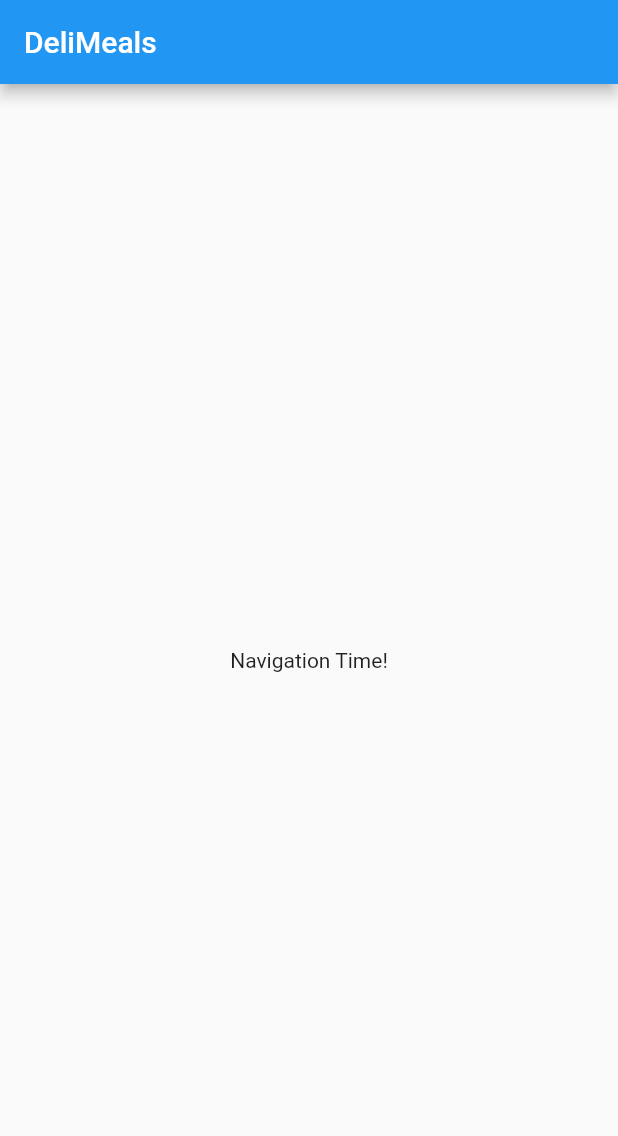
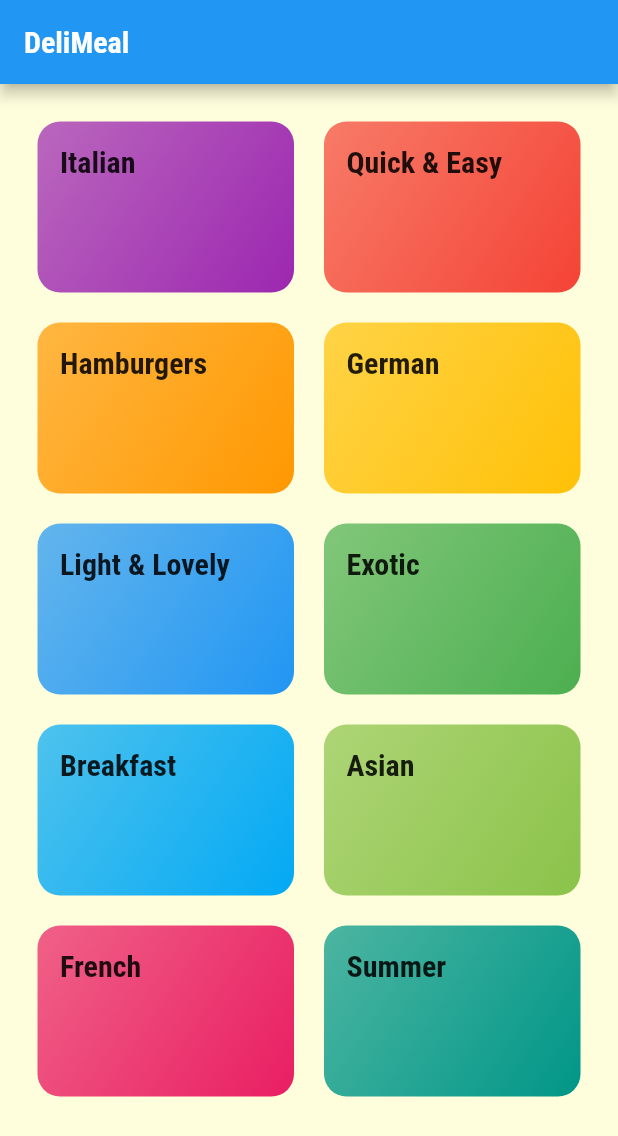
Before and after one commit to sanchoco/meals_app, a Flutter app: the screen it shows after launch, on a phone screen of 412 x 824 dp. Shown: the top 1136 px of the screen. Run offline on Flutter 3.47's test engine with Material 2 defaults, Android fonts, the phone set to English and light mode, and no system bars.

Commit message:
add font, grid menu

```diff
--- /dev/null
+++ b/lib/categories_screen.dart
@@ -0,0 +1,26 @@
+import 'package:flutter/material.dart';
+import 'package:meals_app/category_item.dart';
+import 'package:meals_app/dummy_data.dart';
+
+class CategoriesScreen extends StatelessWidget {
+  const CategoriesScreen({Key? key}) : super(key: key);
+
+  @override
+  Widget build(BuildContext context) {
+    return Scaffold(
+      appBar: AppBar(
+        title: const Text('DeliMeal'),
+      ),
+      body: GridView(
+        padding: const EdgeInsets.all(25),
+        gridDelegate: const SliverGridDelegateWithMaxCrossAxisExtent(
+          maxCrossAxisExtent: 200,
+          childAspectRatio: 3 / 2,
+          crossAxisSpacing: 20,
+          mainAxisSpacing: 20,
+        ),
+        children: DUMMY_CATEGORIES.map((catData) => CategoryItem(catData.title, catData.color)).toList(),
+      ),
+    );
+  }
+}
--- /dev/null
+++ b/lib/category_item.dart
@@ -0,0 +1,29 @@
+import 'package:flutter/material.dart';
+
+class CategoryItem extends StatelessWidget {
+  final String title;
+  final Color color;
+
+  CategoryItem(this.title, this.color);
+
+  @override
+  Widget build(BuildContext context) {
+    return Container(
+      padding: const EdgeInsets.all(15),
+      child: Text(
+        title,
+        style: Theme.of(context).textTheme.headline6,
+      ),
+      decoration: BoxDecoration(
+          gradient: LinearGradient(
+            colors: [
+              color.withOpacity(0.7),
+              color,
+            ],
+            begin: Alignment.topLeft,
+            end: Alignment.bottomRight,
+          ),
+          borderRadius: BorderRadius.circular(15)),
+    );
+  }
+}
--- /dev/null
+++ b/lib/dummy_data.dart
@@ -0,0 +1,56 @@
+import 'package:flutter/material.dart';
+
+import './models/category.dart';
+
+const DUMMY_CATEGORIES = [
+  Category(
+    id: 'c1',
+    title: 'Italian',
+    color: Colors.purple,
+  ),
+  Category(
+    id: 'c2',
+    title: 'Quick & Easy',
+    color: Colors.red,
+  ),
+  Category(
+    id: 'c3',
+    title: 'Hamburgers',
+    color: Colors.orange,
+  ),
+  Category(
+    id: 'c4',
+    title: 'German',
+    color: Colors.amber,
+  ),
+  Category(
+    id: 'c5',
+    title: 'Light & Lovely',
+    color: Colors.blue,
+  ),
+  Category(
+    id: 'c6',
+    title: 'Exotic',
+    color: Colors.green,
+  ),
+  Category(
+    id: 'c7',
+    title: 'Breakfast',
+    color: Colors.lightBlue,
+  ),
+  Category(
+    id: 'c8',
+    title: 'Asian',
+    color: Colors.lightGreen,
+  ),
+  Category(
+    id: 'c9',
+    title: 'French',
+    color: Colors.pink,
+  ),
+  Category(
+    id: 'c10',
+    title: 'Summer',
+    color: Colors.teal,
+  ),
+];
--- a/lib/main.dart
+++ b/lib/main.dart
@@ -1,4 +1,5 @@
 import 'package:flutter/material.dart';
+import 'package:meals_app/categories_screen.dart';
 
 void main() {
   runApp(MyApp());
@@ -8,23 +9,19 @@ class MyApp extends StatelessWidget {
   @override
   Widget build(BuildContext context) {
     return MaterialApp(
-      title: 'Meals App',
-      home: MyHomePage(),
+      title: 'DeliMeals',
+      theme: ThemeData(
+        primaryColor: Colors.indigo,
+        accentColor: Colors.amber,
+        canvasColor: Color.fromRGBO(255, 254, 220, 1),
+        fontFamily: 'Raleway',
+        textTheme: ThemeData.light().textTheme.copyWith(
+              bodyText1: TextStyle(color: Color.fromRGBO(20, 51, 51, 1)),
+              bodyText2: TextStyle(color: Color.fromRGBO(20, 51, 51, 1)),
+              headline6: TextStyle(fontSize: 20, fontFamily: 'RobotoCondensed', fontWeight: FontWeight.bold),
+            ),
+      ),
+      home: CategoriesScreen(),
     );
   }
 }
-
-class MyHomePage extends StatefulWidget {
-  @override
-  State<MyHomePage> createState() => _MyHomePageState();
-}
-
-class _MyHomePageState extends State<MyHomePage> {
-  @override
-  Widget build(BuildContext context) {
-    return Scaffold(
-      appBar: AppBar(title: Text('DeliMeals')),
-      body: Center(child: Text('Navigation Time!')),
-    );
-  }
-}
--- /dev/null
+++ b/lib/models/category.dart
@@ -0,0 +1,9 @@
+import 'package:flutter/material.dart';
+
+class Category {
+  final String id;
+  final String title;
+  final Color color;
+
+  const Category({required this.id, required this.title, this.color = Colors.orange});
+}
```
Also changed, not shown: pubspec.yaml (+17 -6 lines), assets/fonts/Raleway-Black.ttf (added), assets/fonts/Raleway-Bold.ttf (added), assets/fonts/Raleway-Regular.ttf (added), assets/fonts/RobotoCondensed-Bold.ttf (added), assets/fonts/RobotoCondensed-Italic.ttf (added), assets/fonts/RobotoCondensed-Light.ttf (added), assets/fonts/RobotoCondensed-Regular.ttf (added), 1 other file.
